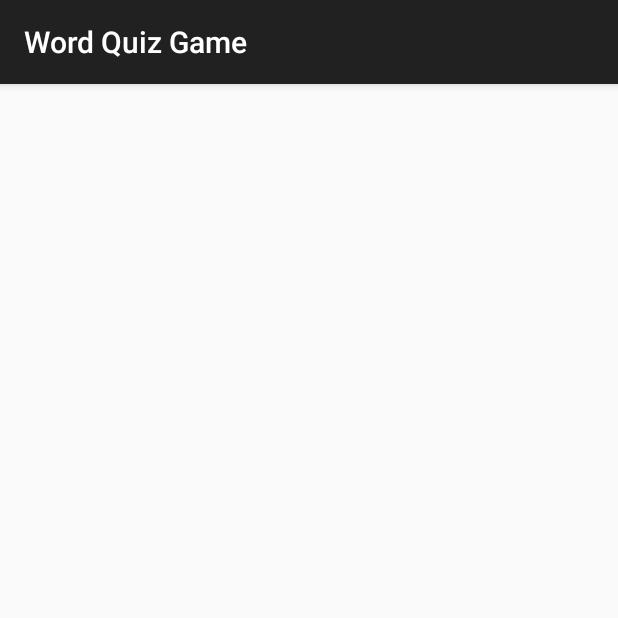
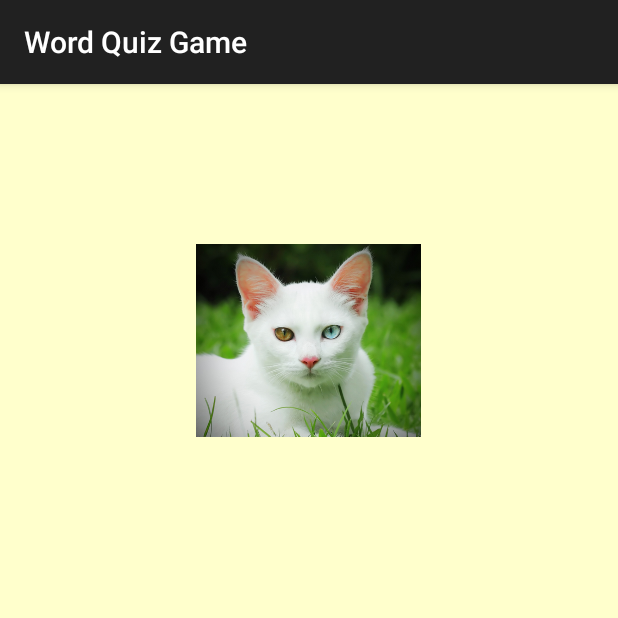
Before and after one commit to masterUNG/WordQuizGame, an Android app: the Game3Activity screen opened directly, with no data from a screen before it, on a phone screen of 412 x 824 dp, the top half of it. Run offline under Robolectric (Android 15) with nearby library versions, the phone set to English and light mode, and no system bars.

Commit message:
clear TextView Finish

```diff
--- a/app/build.gradle
+++ b/app/build.gradle
@@ -1,13 +1,13 @@
 apply plugin: 'com.android.application'
 
 android {
-   compileSdkVersion 21
+   compileSdkVersion 22
    buildToolsVersion "22.0.1"
 
    defaultConfig {
       applicationId "com.example.wordquizgame"
       minSdkVersion 15
-      targetSdkVersion 21
+      targetSdkVersion 22
       versionCode 1
       versionName "1.0"
    }
@@ -21,5 +21,5 @@ android {
 
 dependencies {
    compile fileTree(dir: 'libs', include: ['*.jar'])
-   compile 'com.android.support:appcompat-v7:22.1.1'
+   compile 'com.android.support:appcompat-v7:22.2.1'
 }
--- a/app/src/main/java/com/example/wordquizgame/Game3Activity.java
+++ b/app/src/main/java/com/example/wordquizgame/Game3Activity.java
@@ -1,13 +1,52 @@
 package com.example.wordquizgame;
 
+import android.os.Bundle;
 import android.support.v7.app.ActionBarActivity;
-import android.os.Bundle;
+import android.widget.ImageView;
+import android.widget.LinearLayout;
+import android.widget.TextView;
 
 public class Game3Activity extends ActionBarActivity {
+
+    //Explicit
+    private ImageView imageView;
+    private TextView textView;
+    private LinearLayout linearLayout;
+    private int[] questionImageInts;
 
     @Override
     protected void onCreate(Bundle savedInstanceState) {
         super.onCreate(savedInstanceState);
         setContentView(R.layout.activity_game3);
-    }
-}
+
+        //Bind Widget
+        imageView = (ImageView) findViewById(R.id.imageView);
+        textView = (TextView) findViewById(R.id.textView3);
+        linearLayout = (LinearLayout) findViewById(R.id.linButton);
+
+        //Get Data
+        MyDataImage myDataImage = new MyDataImage();
+        questionImageInts = myDataImage.questionImageInts;
+
+        //Show Question Image
+        showQuestionImage(0);
+
+        //Clear Answer
+        clearAnswer();
+
+
+    }   // Main Method
+
+    private void clearAnswer() {
+
+        textView.setText("");
+
+    }   // clearAnswer
+
+    private void showQuestionImage(int intIndex) {
+
+        imageView.setImageResource(questionImageInts[intIndex]);
+
+    }   // showQuestion
+
+}   // Main Class
--- /dev/null
+++ b/app/src/main/java/com/example/wordquizgame/MyDataImage.java
@@ -0,0 +1,31 @@
+package com.example.wordquizgame;
+
+/**
+ * Created by masterUNG on 4/5/16 AD.
+ */
+public class MyDataImage {
+
+    //Explicit
+    public int[] questionImageInts = {R.drawable.animals_cat,
+            R.drawable.animals_dog,
+            R.drawable.animals_dolphin,
+            R.drawable.body_arm,
+            R.drawable.body_ear,
+            R.drawable.body_eye,
+            R.drawable.body_foot,
+            R.drawable.body_hair,
+            R.drawable.body_hand,
+            R.drawable.body_mouth};
+
+    public String[] answerStrings = {"cat",
+            "dog",
+            "dolphin",
+            "arm",
+            "ear",
+            "eye",
+            "foot",
+            "hair",
+            "hand",
+            "mouth"};
+
+}   // Main Class
--- a/app/src/main/res/layout/activity_game3.xml
+++ b/app/src/main/res/layout/activity_game3.xml
@@ -7,6 +7,34 @@
     android:paddingLeft="@dimen/activity_horizontal_margin"
     android:paddingRight="@dimen/activity_horizontal_margin"
     android:paddingTop="@dimen/activity_vertical_margin"
-    tools:context="com.example.wordquizgame.Game3Activity">
+    tools:context="com.example.wordquizgame.Game3Activity"
+    android:background="@color/background_color">
 
+    <LinearLayout
+        android:orientation="vertical"
+        android:layout_width="wrap_content"
+        android:layout_height="wrap_content"
+        android:layout_centerHorizontal="true"
+        android:layout_marginTop="80dp"
+        android:gravity="center_horizontal">
+
+        <ImageView
+            android:layout_width="@dimen/image"
+            android:layout_height="@dimen/image"
+            android:id="@+id/imageView" />
+
+        <TextView
+            android:layout_width="wrap_content"
+            android:layout_height="wrap_content"
+            android:text="New Text"
+            android:id="@+id/textView3"
+            android:textSize="@dimen/h3"
+            android:textStyle="bold" />
+
+        <LinearLayout
+            android:orientation="horizontal"
+            android:layout_width="match_parent"
+            android:layout_height="wrap_content"
+            android:id="@+id/linButton"></LinearLayout>
+    </LinearLayout>
 </RelativeLayout>
--- a/app/src/main/res/values/dimens.xml
+++ b/app/src/main/res/values/dimens.xml
@@ -6,5 +6,7 @@
     <dimen name="button1">320dp</dimen>
     <dimen name="h1">28sp</dimen>
     <dimen name="h2">25sp</dimen>
+    <dimen name="image">150dp</dimen>
+    <dimen name="h3">35sp</dimen>
 
 </resources>
```
Also changed, not shown: 1 other file.
